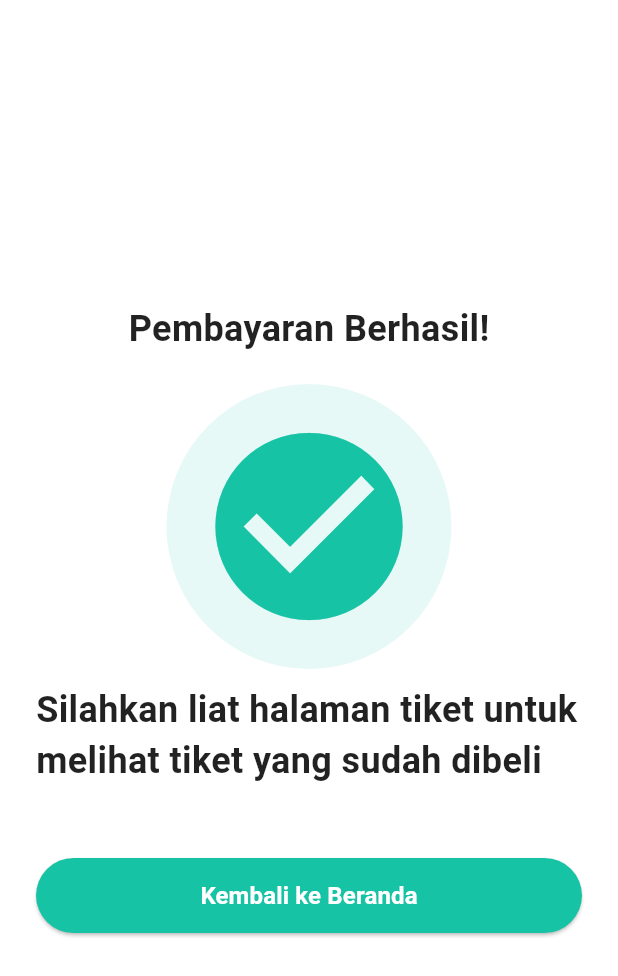
After one commit to Masdim37/jalan2kuy.id-2.0-Mobile, a Flutter app: the SuccessPage screen opened directly, on a phone screen of 412 x 824 dp. The commit adds this screen. Shown: the top 976 px of the screen. Run offline on Flutter 3.47's test engine with Material 3 defaults, Android fonts, the phone set to English and light mode, and no system bars; our stand-ins replace bootstrap_icons.

Commit message:
Pembayaran Tiket

```diff
--- /dev/null
+++ b/jalan2kuy/lib/screens/success_page.dart
@@ -0,0 +1,78 @@
+import 'package:flutter/material.dart';
+
+class SuccessPage extends StatelessWidget {
+  const SuccessPage({Key? key}) : super(key: key);
+
+  @override
+  Widget build(BuildContext context) {
+    return Scaffold(
+      backgroundColor: Colors.white,
+      body: Center(
+        child: Padding(
+          padding: const EdgeInsets.symmetric(horizontal: 24.0),
+          child: Column(
+            mainAxisAlignment: MainAxisAlignment.center,
+            children: [
+              const Text(
+                "Pembayaran Berhasil!",
+                style: TextStyle(
+                  fontSize: 24,
+                  fontWeight: FontWeight.bold,
+                  color: Colors.black87,
+                ),
+              ),
+              const SizedBox(height: 20),
+              Container(
+                padding: const EdgeInsets.all(20),
+                decoration: BoxDecoration(
+                  color: const Color(0xFF17C3A5).withOpacity(0.1),
+                  shape: BoxShape.circle,
+                ),
+                child: const Icon(
+                  Icons.check_circle,
+                  color: Color(0xFF17C3A5),
+                  size: 150,
+                ),
+              ),
+              const SizedBox(height: 10),
+              const Text(
+                "Silahkan liat halaman tiket untuk melihat tiket yang sudah dibeli",
+                style: TextStyle(
+                  fontSize: 24,
+                  fontWeight: FontWeight.bold,
+                  color: Colors.black87,
+                ),
+              ),
+              const SizedBox(height: 48),
+
+              SizedBox(
+                width: double.infinity,
+                height: 50,
+                child: ElevatedButton(
+                  onPressed: () {
+                    // Menghapus semua tumpukan route dan kembali ke halaman utama (Home)
+                    Navigator.popUntil(context, (route) => route.isFirst);
+                  },
+                  style: ElevatedButton.styleFrom(
+                    backgroundColor: const Color(0xFF17C3A5),
+                    shape: RoundedRectangleBorder(
+                      borderRadius: BorderRadius.circular(30),
+                    ),
+                  ),
+                  child: const Text(
+                    "Kembali ke Beranda",
+                    style: TextStyle(
+                      color: Colors.white,
+                      fontWeight: FontWeight.w600,
+                      fontSize: 16,
+                    ),
+                  ),
+                ),
+              ),
+            ],
+          ),
+        ),
+      ),
+    );
+  }
+}
```
Also changed, not shown: jalan2kuy/lib/screens/event_detail_page.dart (+9 -1 lines), jalan2kuy/lib/screens/ticket_beli_page.dart (added, +110 -0 lines).
